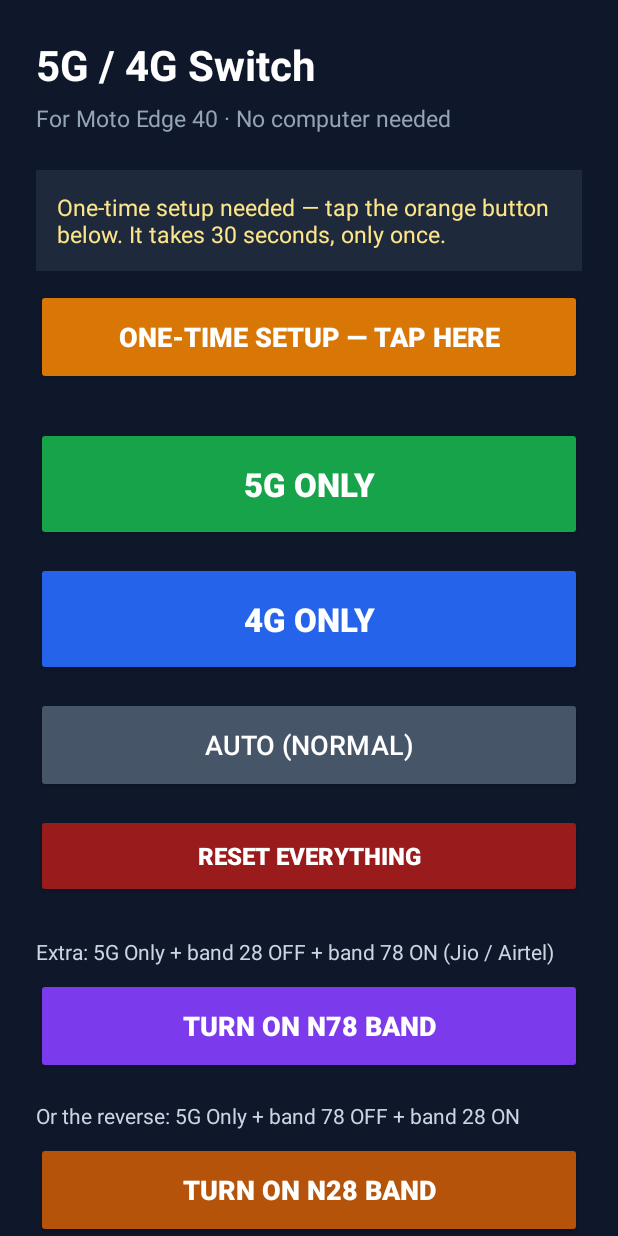
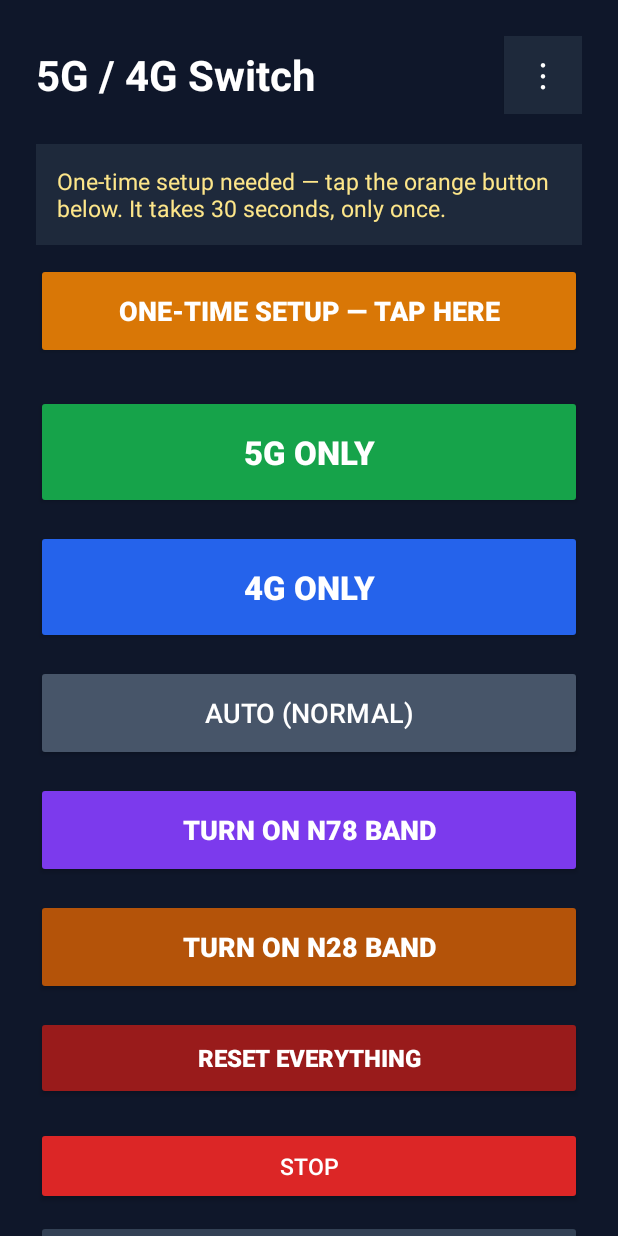
Before and after one commit to vkhawse2/jio-network-switch, an Android app: the screen it shows after launch (MainActivity), on a phone screen of 412 x 824 dp. Run offline under Robolectric (Android 15) with nearby library versions, the phone set to English and light mode, and no system bars.

Commit message:
v23: clean UI - redundant text removed, 3-dot menu with How to use manual and log options

```diff
--- a/app/src/main/java/com/motonetwork/switcher/AutoTapService.java
+++ b/app/src/main/java/com/motonetwork/switcher/AutoTapService.java
@@ -148,7 +148,7 @@ public class AutoTapService extends AccessibilityService {
     // ---------- lifecycle / events ----------
     @Override
     protected void onServiceConnected() {
-        DiagLog.add(this, "Auto-tap service connected (v22)");
+        DiagLog.add(this, "Auto-tap service connected (v23)");
         healSavedDefault();
     }
 
--- a/app/src/main/java/com/motonetwork/switcher/MainActivity.java
+++ b/app/src/main/java/com/motonetwork/switcher/MainActivity.java
@@ -14,6 +14,7 @@ import android.provider.Settings;
 import android.service.quicksettings.TileService;
 import android.view.View;
 import android.widget.Button;
+import android.widget.PopupMenu;
 import android.widget.TextView;
 import android.widget.Toast;
 
@@ -64,15 +65,8 @@ public class MainActivity extends Activity {
             refreshAutoStatus();
         });
 
-        Button copy = findViewById(R.id.btnCopyLog);
-        copy.setOnClickListener(v -> {
-            android.content.ClipboardManager cm =
-                    (android.content.ClipboardManager) getSystemService(CLIPBOARD_SERVICE);
-            cm.setPrimaryClip(android.content.ClipData.newPlainText("log", DiagLog.get(this)));
-            Toast.makeText(this, "Log copied - paste it in the chat with Muse", Toast.LENGTH_LONG).show();
-        });
-        Button clear = findViewById(R.id.btnClearLog);
-        clear.setOnClickListener(v -> { DiagLog.clear(this); refreshAutoStatus(); });
+        Button menuBtn = findViewById(R.id.btnMenu);
+        menuBtn.setOnClickListener(v -> showMenu(v));
 
         String mode = getIntent() != null ? getIntent().getStringExtra("mode") : null;
         if (mode != null) askAndOpen(mode);
@@ -109,8 +103,6 @@ public class MainActivity extends Activity {
     private void refreshAutoStatus() {
         TextView tv = findViewById(R.id.autoStatus);
         Button enable = findViewById(R.id.btnEnableAuto);
-        TextView log = findViewById(R.id.diagLog);
-        if (log != null) log.setText(DiagLog.get(this));
         if (tv == null) return;
         if (isAutoTapEnabled(this)) {
             tv.setText("Ready — just tap a button below.");
@@ -119,6 +111,76 @@ public class MainActivity extends Activity {
             tv.setText("One-time setup needed — tap the orange button below. It takes 30 seconds, only once.");
             enable.setVisibility(View.VISIBLE);
         }
+    }
+
+    // ---------- 3-dot menu: manual + log ----------
+
+    private void showMenu(View anchor) {
+        PopupMenu menu = new PopupMenu(this, anchor);
+        menu.getMenu().add(0, 1, 0, "How to use");
+        menu.getMenu().add(0, 2, 1, "View log");
+        menu.getMenu().add(0, 3, 2, "Copy log");
+        menu.getMenu().add(0, 4, 3, "Clear log");
+        menu.setOnMenuItemClickListener(item -> {
+            switch (item.getItemId()) {
+                case 1: showHowTo(); return true;
+                case 2: showLogDialog(); return true;
+                case 3: copyLog(); return true;
+                case 4:
+                    DiagLog.clear(this);
+                    Toast.makeText(this, "Log cleared", Toast.LENGTH_SHORT).show();
+                    return true;
+                default: return false;
+            }
+        });
+        menu.show();
+    }
+
+    private void copyLog() {
+        android.content.ClipboardManager cm =
+                (android.content.ClipboardManager) getSystemService(CLIPBOARD_SERVICE);
+        cm.setPrimaryClip(android.content.ClipData.newPlainText("log", DiagLog.get(this)));
+        Toast.makeText(this, "Log copied - paste it wherever you need it", Toast.LENGTH_LONG).show();
+    }
+
+    private void showLogDialog() {
+        new AlertDialog.Builder(this)
+            .setTitle("Log")
+            .setMessage(DiagLog.get(this))
+            .setPositiveButton("Copy", (d, w) -> copyLog())
+            .setNegativeButton("Close", null)
+            .show();
+    }
+
+    private void showHowTo() {
+        new AlertDialog.Builder(this)
+            .setTitle("How to use")
+            .setMessage(
+                "ONE-TIME SETUP (only once)\n" +
+                "Tap the orange setup button, then: Installed apps > \"5G / 4G Auto-Tap\" > switch ON > Allow. After that, every button works with a single tap.\n\n" +
+                "5G ONLY\n" +
+                "Uses only 5G - fastest. If the 5G signal is lost you may get no signal until you switch back. Calls need VoNR.\n\n" +
+                "4G ONLY\n" +
+                "Uses only 4G / LTE.\n\n" +
+                "AUTO (NORMAL)\n" +
+                "The phone's normal mode - it picks 5G / 4G / 3G / 2G by itself.\n\n" +
+                "TURN ON n78 BAND\n" +
+                "First sets 5G Only, then turns band 28 OFF and band 78 ON (for SA and NSA). Strong, fast 5G in cities (Jio / Airtel).\n\n" +
+                "TURN ON n28 BAND\n" +
+                "First sets 5G Only, then turns band 78 OFF and band 28 ON (for SA and NSA). 5G that reaches further - better indoors and in villages.\n\n" +
+                "RESET EVERYTHING\n" +
+                "Back to normal: first turns bands 28 and 78 ON (SA and NSA), then sets the network to Auto.\n\n" +
+                "ADD SHORTCUT TILES\n" +
+                "Puts the same actions in your Quick Settings panel - pull down twice from the top of the screen and tap a tile.\n\n" +
+                "STOP\n" +
+                "Cancels a running action right away.\n\n" +
+                "GOOD TO KNOW\n" +
+                "- Every action ends back on your home screen when it finishes.\n" +
+                "- Works on SIM 1.\n" +
+                "- No computer, no root, nothing else needed.\n" +
+                "- Something not working? Menu (top right) > Copy log, and send it to the person who gave you this app.")
+            .setPositiveButton("Got it", null)
+            .show();
     }
 
     private void showEnableInstructions() {
--- a/app/src/main/res/layout/activity_main.xml
+++ b/app/src/main/res/layout/activity_main.xml
@@ -9,27 +9,36 @@
         android:orientation="vertical"
         android:padding="24dp">
 
-        <TextView
-            android:layout_width="wrap_content"
+        <LinearLayout
+            android:layout_width="match_parent"
             android:layout_height="wrap_content"
-            android:text="5G / 4G Switch"
-            android:textColor="#FFFFFF"
-            android:textSize="28sp"
-            android:textStyle="bold" />
+            android:gravity="center_vertical"
+            android:orientation="horizontal">
 
-        <TextView
-            android:layout_width="wrap_content"
-            android:layout_height="wrap_content"
-            android:layout_marginTop="6dp"
-            android:text="For Moto Edge 40 · No computer needed"
-            android:textColor="#94A3B8"
-            android:textSize="15sp" />
+            <TextView
+                android:layout_width="0dp"
+                android:layout_height="wrap_content"
+                android:layout_weight="1"
+                android:text="5G / 4G Switch"
+                android:textColor="#FFFFFF"
+                android:textSize="28sp"
+                android:textStyle="bold" />
+
+            <Button
+                android:id="@+id/btnMenu"
+                android:layout_width="52dp"
+                android:layout_height="52dp"
+                android:background="#1E293B"
+                android:text="⋮"
+                android:textColor="#FFFFFF"
+                android:textSize="24sp" />
+        </LinearLayout>
 
         <TextView
             android:id="@+id/autoStatus"
             android:layout_width="match_parent"
             android:layout_height="wrap_content"
-            android:layout_marginTop="24dp"
+            android:layout_marginTop="20dp"
             android:background="#1E293B"
             android:padding="14dp"
             android:textColor="#FDE68A"
@@ -51,7 +60,7 @@
             android:id="@+id/btn5g"
             android:layout_width="match_parent"
             android:layout_height="76dp"
-            android:layout_marginTop="28dp"
+            android:layout_marginTop="24dp"
             android:backgroundTint="#16A34A"
             android:text="5G ONLY"
             android:textColor="#FFFFFF"
@@ -80,6 +89,28 @@
             android:textSize="18sp" />
 
         <Button
+            android:id="@+id/btnN78"
+            android:layout_width="match_parent"
+            android:layout_height="64dp"
+            android:layout_marginTop="14dp"
+            android:backgroundTint="#7C3AED"
+            android:text="TURN ON n78 BAND"
+            android:textColor="#FFFFFF"
+            android:textSize="18sp"
+            android:textStyle="bold" />
+
+        <Button
+            android:id="@+id/btnN28"
+            android:layout_width="match_parent"
+            android:layout_height="64dp"
+            android:layout_marginTop="14dp"
+            android:backgroundTint="#B45309"
+            android:text="TURN ON n28 BAND"
+            android:textColor="#FFFFFF"
+            android:textSize="18sp"
+            android:textStyle="bold" />
+
+        <Button
             android:id="@+id/btnReset"
             android:layout_width="match_parent"
             android:layout_height="56dp"
@@ -88,44 +119,6 @@
             android:text="RESET EVERYTHING"
             android:textColor="#FFFFFF"
             android:textSize="16sp"
-            android:textStyle="bold" />
-
-        <TextView
-            android:layout_width="wrap_content"
-            android:layout_height="wrap_content"
-            android:layout_marginTop="26dp"
-            android:text="Extra: 5G Only + band 28 OFF + band 78 ON (Jio / Airtel)"
-            android:textColor="#CBD5E1"
-            android:textSize="14sp" />
-
-        <Button
-            android:id="@+id/btnN78"
-            android:layout_width="match_parent"
-            android:layout_height="64dp"
-            android:layout_marginTop="8dp"
-            android:backgroundTint="#7C3AED"
-            android:text="TURN ON n78 BAND"
-            android:textColor="#FFFFFF"
-            android:textSize="18sp"
-            android:textStyle="bold" />
-
-        <TextView
-            android:layout_width="wrap_content"
-            android:layout_height="wrap_content"
-            android:layout_marginTop="18dp"
-            android:text="Or the reverse: 5G Only + band 78 OFF + band 28 ON"
-            android:textColor="#CBD5E1"
-            android:textSize="14sp" />
-
-        <Button
-            android:id="@+id/btnN28"
-            android:layout_width="match_parent"
-            android:layout_height="64dp"
-            android:layout_marginTop="8dp"
-            android:backgroundTint="#B45309"
-            android:text="TURN ON n28 BAND"
-            android:textColor="#FFFFFF"
-            android:textSize="18sp"
             android:textStyle="bold" />
 
         <Button
@@ -147,70 +140,5 @@
             android:text="ADD SHORTCUT TILES"
             android:textColor="#FFFFFF"
             android:textSize="14sp" />
-
-        <TextView
-            android:layout_width="wrap_content"
-            android:layout_height="wrap_content"
-            android:layout_marginTop="18dp"
-            android:textColor="#CBD5E1"
-            android:textSize="14sp"
-            android:text="Just tap a button — the app changes the setting for you.\n\nNote: in 5G ONLY, if the 5G signal is lost you may get no signal. Tap AUTO to go back to normal. Works on SIM 1." />
-
-        <TextView
-            android:layout_width="wrap_content"
-            android:layout_height="wrap_content"
-            android:layout_marginTop="30dp"
-            android:text="Help"
-            android:textColor="#64748B"
-            android:textSize="13sp"
-            android:textStyle="bold" />
-
-        <TextView
-            android:layout_width="wrap_content"
-            android:layout_height="wrap_content"
-            android:layout_marginTop="6dp"
-            android:text="Something not working? Tap COPY LOG and send it to the person who gave you this app."
-            android:textColor="#94A3B8"
-            android:textSize="13sp" />
-
-        <TextView
-            android:id="@+id/diagLog"
-            android:layout_width="match_parent"
-            android:layout_height="110dp"
-            android:layout_marginTop="6dp"
-            android:background="#020617"
-            android:padding="10dp"
-            android:scrollbars="vertical"
-            android:textColor="#A5B4FC"
-            android:textSize="11sp"
-            android:text="(no log yet)" />
-
-        <LinearLayout
-            android:layout_width="match_parent"
-            android:layout_height="wrap_content"
-            android:layout_marginTop="8dp"
-            android:orientation="horizontal">
-
-            <Button
-                android:id="@+id/btnCopyLog"
-                android:layout_width="0dp"
-                android:layout_height="44dp"
-                android:layout_weight="1"
-                android:backgroundTint="#334155"
-                android:text="COPY LOG"
-                android:textColor="#FFFFFF"
-                android:textSize="13sp" />
-
-            <Button
-                android:id="@+id/btnClearLog"
-                android:layout_width="0dp"
-                android:layout_height="44dp"
-                android:layout_marginStart="8dp"
-                android:layout_weight="1"
-                android:backgroundTint="#334155"
-                android:text="CLEAR LOG"
-                android:textColor="#FFFFFF"
-                android:textSize="13sp" />
-        </LinearLayout>
     </LinearLayout>
 </ScrollView>
```
Also changed, not shown: 2 other files.
